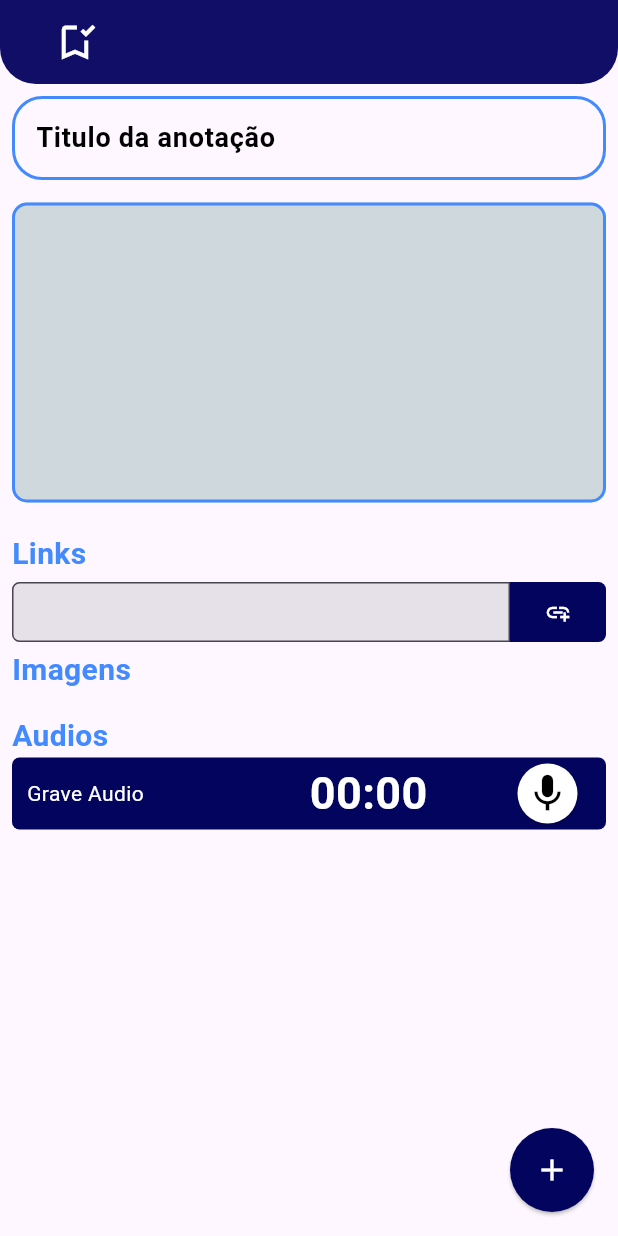
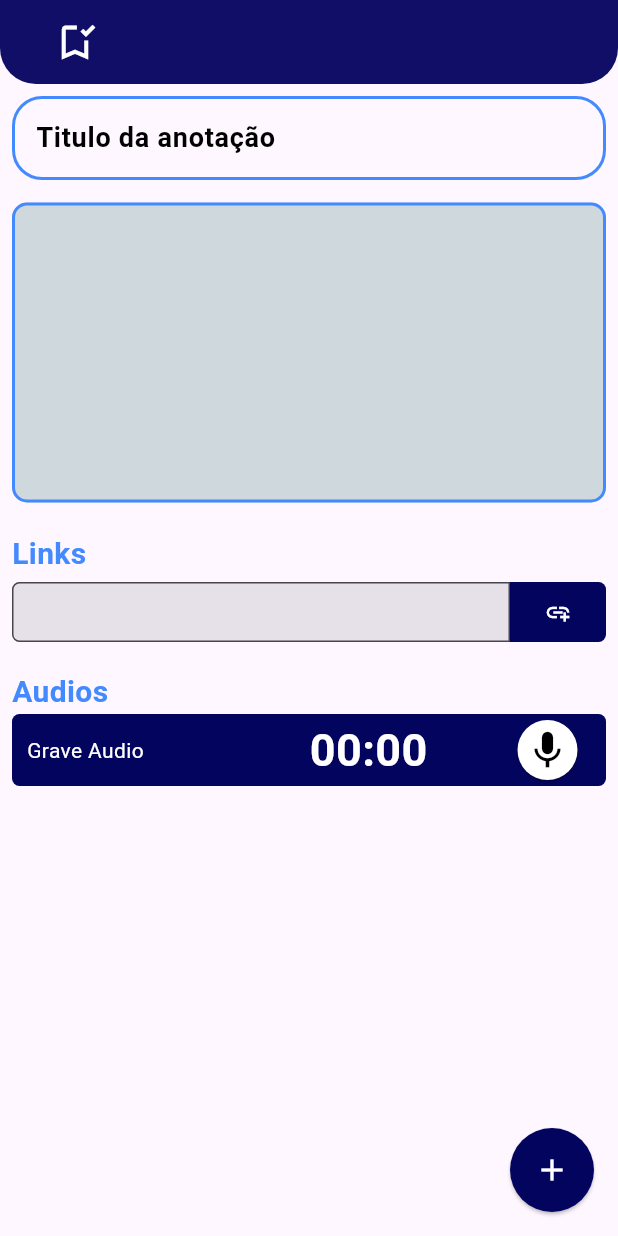
Before and after one commit to JamersonCarlos/studyup_projectFlutter, a Flutter app: the Anotations screen opened directly with empty values, on a phone screen of 412 x 824 dp. Run offline on Flutter 3.47's test engine with Material 2 defaults, Android fonts, the phone set to English and light mode, and no system bars; drawn by our look-alikes of flutter_speed_dial; our stand-ins replace audioplayers, bloc, circle_nav_bar, cloud_firestore, firebase_auth, firebase_core and 12 more; missing offline and left inert: day_night_time_picker, flutter_sound, time_picker_spinner_pop_up; accounts and stored records are empty.

Commit message:
layout formatting

```diff
--- a/lib/pages/PageAnotations.dart
+++ b/lib/pages/PageAnotations.dart
@@ -282,13 +282,15 @@ class _AnotationsState extends State<Anotations> {
                   )
                 ],
               ),
-              Text(
-                "Imagens",
-                style: GoogleFonts.roboto(
-                    color: Colors.blueAccent,
-                    fontSize: 20,
-                    fontWeight: FontWeight.bold),
-              ),
+              selectImages.isNotEmpty
+                  ? Text(
+                      "Imagens",
+                      style: GoogleFonts.roboto(
+                          color: Colors.blueAccent,
+                          fontSize: 20,
+                          fontWeight: FontWeight.bold),
+                    )
+                  : Container(),
               Padding(
                 padding: const EdgeInsets.only(top: 15),
                 child: Container(
@@ -414,12 +416,6 @@ class _AnotationsState extends State<Anotations> {
                         });
                       }
                     }),
-                SpeedDialChild(
-                  elevation: 0,
-                  backgroundColor: Colors.amberAccent,
-                  shape: StadiumBorder(),
-                  child: Icon(Icons.mic_outlined),
-                )
               ],
             )
           : null,
```
